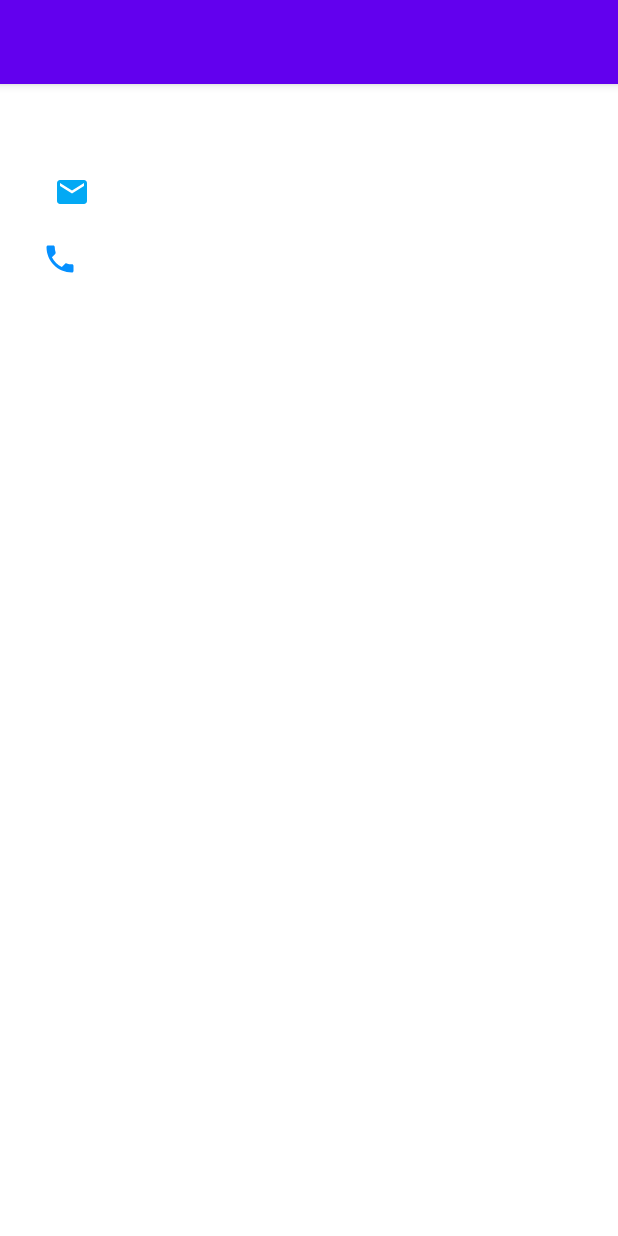
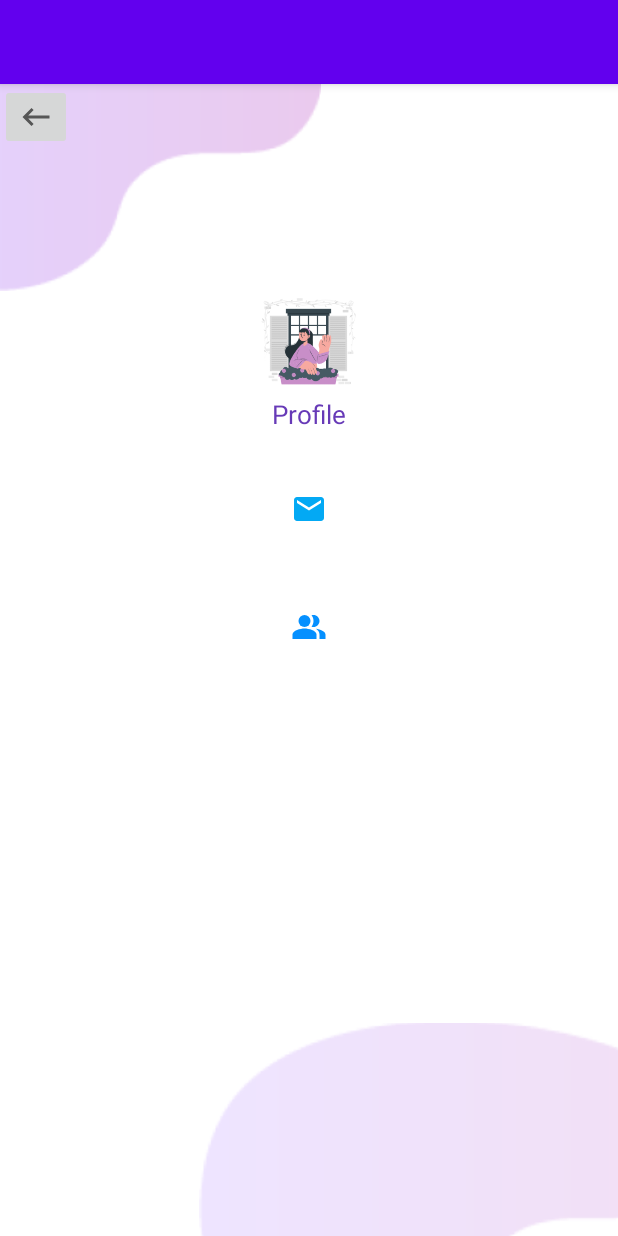
Before and after one commit to Sourav9063/3rdEye, an Android app: the ProfileActivity screen opened directly, with no data from a screen before it, on a phone screen of 412 x 824 dp. Run offline under Robolectric (Android 15) with nearby library versions, the phone set to English and light mode, and no system bars; our stand-ins replace Firebase (no records; nobody signed in at launch, a user with empty details on screens opened directly).

Commit message:
profile page created

```diff
--- a/app/src/main/java/com/example/thirdeye/Home.java
+++ b/app/src/main/java/com/example/thirdeye/Home.java
@@ -19,6 +19,7 @@ import com.example.thirdeye.sos.Sos_Page;
 import com.example.thirdeye.user_registration.ProfileActivity;
 import com.example.thirdeye.user_registration.SignInUser;
 import com.example.thirdeye.user_registration.SignUP;
+import com.example.thirdeye.user_registration.VolunteerSignup;
 import com.google.android.material.navigation.NavigationView;
 import com.google.firebase.auth.FirebaseAuth;
 
@@ -28,6 +29,7 @@ public class Home extends AppCompatActivity implements PopupMenu.OnMenuItemClick
     private ImageButton menu;
     private FirebaseAuth mAuth;
     private ImageButton back;
+    private Button volButton;
 
     @SuppressLint("MissingInflatedId")
     @Override
@@ -43,7 +45,13 @@ public class Home extends AppCompatActivity implements PopupMenu.OnMenuItemClick
         menu= (ImageButton) findViewById(R.id.menu_button);
         mAuth=FirebaseAuth.getInstance();
         back=(ImageButton)findViewById(R.id.back_button);
-
+        volButton=findViewById(R.id.volu_sign);
+        volButton.setOnClickListener(new View.OnClickListener() {
+            @Override
+            public void onClick(View view) {
+                startActivity(new Intent(Home.this, VolunteerSignup.class));
+            }
+        });
         sos.setOnClickListener(new View.OnClickListener() {
             @Override
             public void onClick(View view) {
--- a/app/src/main/res/layout/activity_home.xml
+++ b/app/src/main/res/layout/activity_home.xml
@@ -105,15 +105,14 @@
             android:text="Obstacle"
             android:textColor="#FFFFFF"
             android:textSize="15sp" />
-
-
+    </LinearLayout>
     <LinearLayout
         android:layout_width="match_parent"
         android:layout_height="match_parent"
         android:gravity="right">
 
         <ImageView
-            android:id="@+id/imageView5_sign"
+            android:id="@+id/imageView5_home"
             android:layout_width="wrap_content"
             android:layout_height="wrap_content"
             android:layout_gravity="bottom|right"
@@ -121,5 +120,4 @@
 
 
     </LinearLayout>
-    </LinearLayout>
 </LinearLayout>
--- a/app/src/main/res/layout/activity_profile.xml
+++ b/app/src/main/res/layout/activity_profile.xml
@@ -3,24 +3,52 @@
     xmlns:app="http://schemas.android.com/apk/res-auto"
     xmlns:tools="http://schemas.android.com/tools"
     android:layout_width="match_parent"
-    android:layout_height="match_parent">
+    android:layout_height="match_parent"
+    android:orientation="vertical">
 
-    <androidx.constraintlayout.widget.ConstraintLayout
-        android:layout_width="374dp"
-        android:layout_height="394dp"
-        android:layout_margin="20dp"
-        android:layout_marginStart="8dp"
-        android:layout_marginTop="8dp"
-        android:layout_marginEnd="8dp"
-        android:layout_marginBottom="8dp"
-        android:paddingBottom="20dp"
-        app:layout_constraintBottom_toBottomOf="parent"
-        app:layout_constraintEnd_toEndOf="parent"
-        app:layout_constraintHorizontal_bias="1.0"
-        app:layout_constraintStart_toStartOf="parent"
-        app:layout_constraintTop_toBottomOf="@+id/user_imageview"
-        app:layout_constraintVertical_bias="0.038"
-        tools:ignore="UnknownId">
+    <RelativeLayout
+        android:layout_width="match_parent"
+        android:layout_height="wrap_content"
+        android:orientation="horizontal">
+
+        <ImageView
+            android:id="@+id/imageView4_sign"
+            android:layout_width="wrap_content"
+            android:layout_height="wrap_content"
+            app:srcCompat="@drawable/back"
+            android:clickable="true"/>
+
+        <ImageButton
+            android:id="@+id/back_button_profile"
+            android:layout_width="wrap_content"
+            android:layout_height="wrap_content"
+            android:layout_weight="1"
+            app:srcCompat="@drawable/ic_baseline_keyboard_backspace_24"
+            tools:ignore="VectorDrawableCompat" />
+
+    </RelativeLayout>
+
+    <LinearLayout
+        android:layout_width="match_parent"
+        android:layout_height="wrap_content"
+        android:gravity="center"
+        android:orientation="vertical">
+
+
+        <ImageView
+            android:id="@+id/imageView_sign"
+            android:layout_width="70dp"
+            android:layout_height="70dp"
+            app:srcCompat="@drawable/signin1" />
+
+        <TextView
+            android:id="@+id/textView4_sign"
+            android:layout_width="wrap_content"
+            android:layout_height="wrap_content"
+            android:layout_marginBottom="2dp"
+            android:text="Profile"
+            android:textColor="#673AB7"
+            android:textSize="17sp" />
 
         <TextView
             android:id="@+id/name_textview"
@@ -35,26 +63,12 @@
             app:layout_constraintStart_toStartOf="parent"
             app:layout_constraintTop_toTopOf="parent" />
 
-        <LinearLayout
-            android:id="@+id/linearLayout"
-            android:layout_width="match_parent"
-            android:layout_height="wrap_content"
-            android:layout_marginStart="8dp"
-            android:layout_marginTop="8dp"
-            android:layout_marginEnd="8dp"
-            android:orientation="horizontal"
-            app:layout_constraintEnd_toEndOf="parent"
-            app:layout_constraintHorizontal_bias="0.0"
-            app:layout_constraintStart_toStartOf="parent"
-            app:layout_constraintTop_toBottomOf="@+id/workplace_textview"
-            tools:ignore="UnknownId">
-
             <ImageView
                 android:id="@+id/email_imageview"
                 android:layout_width="wrap_content"
                 android:layout_height="wrap_content"
                 android:layout_marginStart="8dp"
-                android:layout_marginTop="40dp"
+                android:layout_marginTop="10dp"
                 android:layout_marginEnd="8dp"
                 android:src="@drawable/ic_mail_black_24dp"
                 app:layout_constraintEnd_toEndOf="parent"
@@ -67,7 +81,7 @@
                 android:layout_width="wrap_content"
                 android:layout_height="wrap_content"
                 android:layout_marginStart="8dp"
-                android:layout_marginTop="40dp"
+                android:layout_marginTop="10dp"
                 android:layout_marginEnd="8dp"
                 android:text="Your Mail"
                 android:textColor="#A866B3"
@@ -77,20 +91,6 @@
                 app:layout_constraintStart_toEndOf="@+id/email_imageview"
                 app:layout_constraintTop_toBottomOf="@+id/workplace_textview" />
 
-        </LinearLayout>
-
-
-        <LinearLayout
-            android:id="@+id/linearLayout2"
-            android:layout_width="match_parent"
-            android:layout_height="wrap_content"
-            android:orientation="horizontal"
-            app:layout_constraintEnd_toEndOf="parent"
-            app:layout_constraintHorizontal_bias="0.0"
-            app:layout_constraintStart_toStartOf="parent"
-            app:layout_constraintTop_toBottomOf="@+id/linearLayout">
-
-
             <ImageView
                 android:id="@+id/phone_imageview"
                 android:layout_width="wrap_content"
@@ -98,7 +98,7 @@
                 android:layout_marginStart="8dp"
                 android:layout_marginTop="20dp"
                 android:layout_marginEnd="8dp"
-                android:src="@drawable/ic_local_phone_black_24dp"
+                android:src="@drawable/ic_baseline_people_alt_24"
                 app:tint="#0590FF"
                 app:layout_constraintEnd_toEndOf="parent"
                 app:layout_constraintHorizontal_bias="0.126"
@@ -109,7 +109,7 @@
                 android:id="@+id/phone_textview"
                 android:layout_width="wrap_content"
                 android:layout_height="wrap_content"
-                android:layout_marginTop="20dp"
+                android:layout_marginTop="10dp"
                 android:text="role"
                 android:textColor="#A866B3"
                 android:textSize="18sp"
@@ -117,56 +117,21 @@
                 app:layout_constraintHorizontal_bias="0.031"
                 app:layout_constraintStart_toEndOf="@+id/phone_imageview"
                 app:layout_constraintTop_toBottomOf="@+id/email_textview" />
+        </LinearLayout>
+        <LinearLayout
+            android:layout_width="match_parent"
+            android:layout_height="match_parent"
+            android:gravity="right">
+
+            <ImageView
+                android:id="@+id/imageView5_sign"
+                android:layout_width="wrap_content"
+                android:layout_height="wrap_content"
+                android:layout_gravity="bottom|right"
+                app:srcCompat="@drawable/layout3" />
+
 
         </LinearLayout>
 
 
-    </androidx.constraintlayout.widget.ConstraintLayout>
-
-
 </LinearLayout>
-
-
-
-
-
-
-
-
-
-
-
-
-
-
-
-
-
-<!--<?xml version="1.0" encoding="utf-8"?>-->
-<!--<androidx.constraintlayout.widget.ConstraintLayout xmlns:android="http://schemas.android.com/apk/res/android"-->
-<!--    xmlns:app="http://schemas.android.com/apk/res-auto"-->
-<!--    xmlns:tools="http://schemas.android.com/tools"-->
-<!--    android:layout_width="match_parent"-->
-<!--    android:layout_height="match_parent"-->
-<!--    tools:context=".user_registration.ProfileActivity">-->
-
-<!--    <TextView-->
-<!--        android:id="@+id/textView3"-->
-<!--        android:layout_width="wrap_content"-->
-<!--        android:layout_height="wrap_content"-->
-<!--        android:text="Profile"-->
-<!--        app:layout_constraintBottom_toBottomOf="parent"-->
-<!--        app:layout_constraintEnd_toEndOf="parent"-->
-<!--        app:layout_constraintStart_toStartOf="parent"-->
-<!--        app:layout_constraintTop_toTopOf="parent" />-->
-
-<!--    <ImageButton-->
-<!--        android:id="@+id/back_button"-->
-<!--        android:layout_width="wrap_content"-->
-<!--        android:layout_height="wrap_content"-->
-<!--        app:srcCompat="@drawable/ic_baseline_keyboard_backspace_24"-->
-<!--        tools:layout_editor_absoluteX="3dp"-->
-<!--        tools:layout_editor_absoluteY="5dp"-->
-<!--        tools:ignore="VectorDrawableCompat"-->
-<!--        />-->
-<!--</androidx.constraintlayout.widget.ConstraintLayout>-->
```
